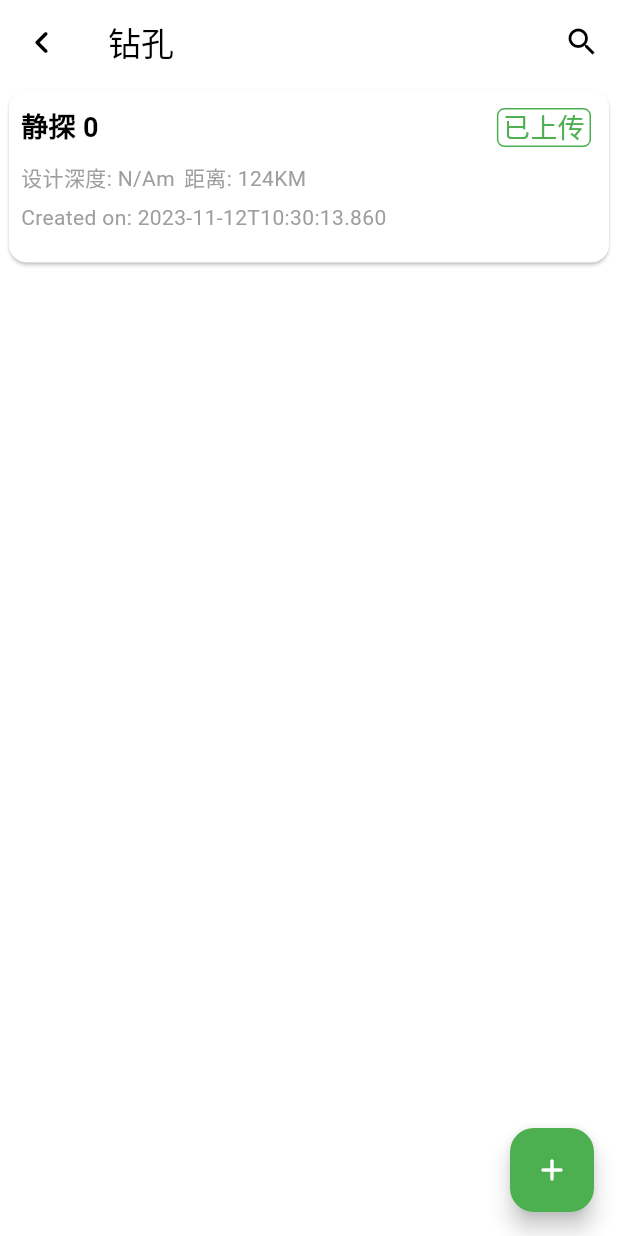
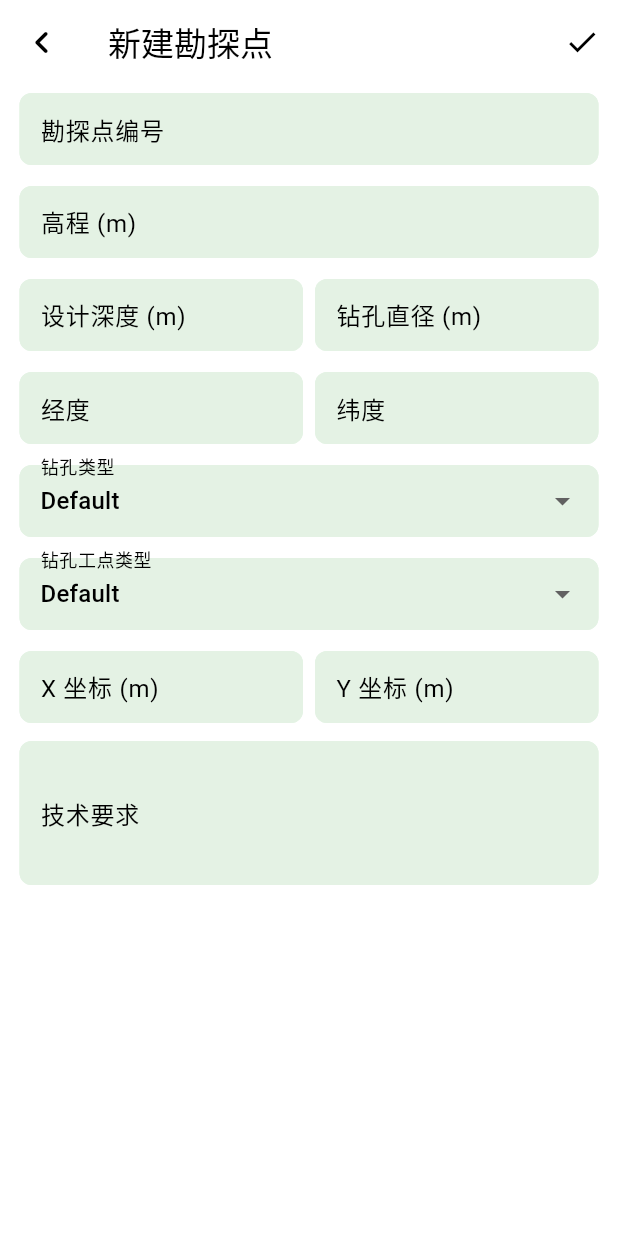
Before and after one commit to RiverTwilight/DrillMate, a Flutter app: the HoleListPage screen opened directly, after a tap on the "add" icon, on a phone screen of 412 x 824 dp. Run offline on Flutter 3.47's test engine with Material 2 defaults, Android fonts, the phone set to English and light mode, and no system bars; drawn by our look-alikes of dynamic_color; our stand-ins replace audioplayers, file_picker, fl_chart, flutter_heatmap_calendar, flutter_local_notifications, flutter_markdown and 16 more; missing offline and left inert: dart:ffi, flutter_inappwebview, in_app_purchase_storekit, share_handler, timeline_list; accounts and stored records are empty; generated files the repository leaves out were written again.

Commit message:
feat: new hole page

```diff
--- a/lib/pages/hole_detail_page.dart
+++ b/lib/pages/hole_detail_page.dart
@@ -10,7 +10,6 @@ import 'package:hgeology_app/widget/custom_bottomsheet.dart';
 import 'package:hgeology_app/widget/custom_dropdown_button.dart';
 import 'package:hgeology_app/widget/settings_section.dart';
 import 'package:hgeology_app/widget/tip_text.dart';
-import 'package:uuid/uuid.dart';
 import 'package:flutter_riverpod/flutter_riverpod.dart';
 import 'package:hgeology_app/models/bookmark.dart';
 import 'package:hgeology_app/models/video.dart';
--- a/lib/pages/hole_list_page.dart
+++ b/lib/pages/hole_list_page.dart
@@ -1,6 +1,7 @@
 import 'package:flutter/material.dart';
 import 'package:flutter_riverpod/flutter_riverpod.dart';
 import 'package:hgeology_app/models/hole.dart';
+import 'package:hgeology_app/pages/new_hole_page.dart';
 import 'package:hgeology_app/pages/search_page.dart';
 import 'package:hgeology_app/services/project_service.dart';
 import 'package:hgeology_app/widget/hole_item.dart';
@@ -89,7 +90,12 @@ class _HoleListPageState extends ConsumerState<HoleListPage> {
       floatingActionButton: FloatingActionButton(
         child: const Icon(Icons.add_rounded),
         onPressed: () {
-          // Navigate to add new hole page or perform another action
+          Navigator.push(
+            context,
+            MaterialPageRoute(
+              builder: (context) => const NewHolePage(),
+            ),
+          );
         },
       ),
     );
--- /dev/null
+++ b/lib/pages/new_hole_page.dart
@@ -0,0 +1,234 @@
+import 'package:flutter/material.dart';
+import 'package:flutter/rendering.dart';
+import 'package:share_handler/share_handler.dart';
+import 'package:hgeology_app/constants.dart';
+import 'package:hgeology_app/models/video.dart';
+import 'package:hgeology_app/pages/home_page.dart';
+import 'package:flutter_riverpod/flutter_riverpod.dart';
+import 'package:hgeology_app/pages/store/store_page.dart';
+import 'package:hgeology_app/provider/data_provider.dart';
+import 'package:hgeology_app/provider/media_provider.dart';
+import 'package:file_picker/file_picker.dart';
+import 'package:hgeology_app/provider/settings_provider.dart';
+import 'package:hgeology_app/services/media_controller.dart';
+import 'package:hgeology_app/utils/link_generator.dart';
+import 'package:hgeology_app/utils/url_checker.dart';
+import 'package:hgeology_app/widget/card_base.dart';
+import 'package:hgeology_app/widget/custom_bottomsheet.dart';
+import 'package:hgeology_app/widget/tip_text.dart';
+import 'package:hgeology_app/provider.dart';
+import 'package:path/path.dart' as p;
+import 'package:path_provider/path_provider.dart';
+import 'package:hgeology_app/widget/leading_back_button.dart';
+import 'package:hgeology_app/gen/strings.g.dart';
+import 'package:http/http.dart' as http;
+
+// Here is the form page to create a project. Here is the project model.
+// Please generate the form in Column widget based on this.
+class NewHolePage extends ConsumerStatefulWidget {
+  final SharedMedia? sharePayload;
+  const NewHolePage({Key? key, this.sharePayload}) : super(key: key);
+
+  @override
+  ConsumerState<NewHolePage> createState() => _NewHolePageState();
+}
+
+class _NewHolePageState extends ConsumerState<NewHolePage> {
+  bool _isProcessing = false;
+  String? _errorText;
+  final GlobalKey<FormState> _formKey = GlobalKey<FormState>();
+  String holeSerialNumber = '';
+  double? height;
+  double? depth;
+  double? radius;
+  double? xPosition;
+  double? yPosition;
+  String? technicalRequirements;
+  String holeType = 'Default';
+  String holePointType = 'Default';
+
+  @override
+  void initState() {
+    super.initState();
+  }
+
+  void _showSuccessSnackbar() async {
+    ScaffoldMessenger.of(context).showSnackBar(
+      SnackBar(
+        content: Text(
+          t.newMediaPage.finishImport,
+          style: const TextStyle(fontSize: 16),
+        ),
+        duration: const Duration(seconds: 2),
+        behavior: SnackBarBehavior.floating,
+        shape: RoundedRectangleBorder(
+          borderRadius: BorderRadius.circular(12),
+        ),
+        action: SnackBarAction(
+          label: t.general.view,
+          onPressed: () {
+            Navigator.push(
+              context,
+              MaterialPageRoute(
+                builder: (context) => const HomePage(),
+              ),
+            );
+          },
+        ),
+      ),
+    );
+  }
+
+  void _showErrorSnackbar() async {
+    ScaffoldMessenger.of(context).showSnackBar(
+      SnackBar(
+        content: Text(
+          t.newMediaPage.importError,
+          style: const TextStyle(fontSize: 16),
+        ),
+        duration: const Duration(seconds: 2),
+        behavior: SnackBarBehavior.floating,
+        shape: RoundedRectangleBorder(
+          borderRadius: BorderRadius.circular(12),
+        ),
+      ),
+    );
+  }
+
+  void handleFinishImport() async {
+    if (context.mounted) {
+      _showSuccessSnackbar();
+    }
+  }
+
+  @override
+  Widget build(BuildContext context) {
+    return DefaultTabController(
+      length: 2, // Number of tabs
+      child: Scaffold(
+        resizeToAvoidBottomInset: true,
+        appBar: AppBar(
+          leading: const LeadingBackButton(),
+          title: Text("新建勘探点"),
+          elevation: 0.0,
+          backgroundColor: Theme.of(context).canvasColor,
+          actions: [
+            IconButton(
+                onPressed: () {
+                  if (_formKey.currentState!.validate()) {
+                    _formKey.currentState!.save();
+                    // Handle form submission
+                  }
+                },
+                icon: Icon(Icons.check))
+          ],
+        ),
+        body: Padding(
+          padding: const EdgeInsets.symmetric(horizontal: 13.0, vertical: 6),
+          child: Form(
+            key: _formKey,
+            child: ListView(
+              children: [
+                TextFormField(
+                  decoration: InputDecoration(labelText: '勘探点编号'),
+                  validator: (value) {
+                    if (value == null || value.isEmpty) {
+                      return 'Please enter hole serial number';
+                    }
+                    return null;
+                  },
+                  onSaved: (value) => holeSerialNumber = value!,
+                ),
+                const SizedBox(height: 14),
+                _buildNumberField(
+                    '高程 (m)', (value) => height = double.tryParse(value ?? '')),
+                const SizedBox(height: 14),
+                Row(
+                  children: [
+                    Expanded(
+                        child: _buildNumberField('设计深度 (m)',
+                            (value) => depth = double.tryParse(value ?? ''))),
+                    const SizedBox(width: 8),
+                    Expanded(
+                        child: _buildNumberField('钻孔直径 (m)',
+                            (value) => radius = double.tryParse(value ?? ''))),
+                  ],
+                ),
+                const SizedBox(height: 14),
+                Row(
+                  children: [
+                    Expanded(
+                        child: _buildNumberField('经度',
+                            (value) => depth = double.tryParse(value ?? ''))),
+                    const SizedBox(width: 8),
+                    Expanded(
+                        child: _buildNumberField('纬度',
+                            (value) => radius = double.tryParse(value ?? ''))),
+                  ],
+                ),
+                const SizedBox(height: 14),
+                DropdownButtonFormField<String>(
+                  value: holeType,
+                  onChanged: (newValue) => setState(() => holeType = newValue!),
+                  items: <String>['Default', 'Type 1', 'Type 2']
+                      .map<DropdownMenuItem<String>>((String value) {
+                    return DropdownMenuItem<String>(
+                      value: value,
+                      child: Text(value),
+                    );
+                  }).toList(),
+                  decoration: InputDecoration(labelText: '钻孔类型'),
+                ),
+                const SizedBox(height: 14),
+                DropdownButtonFormField<String>(
+                  value: holePointType,
+                  onChanged: (newValue) =>
+                      setState(() => holePointType = newValue!),
+                  items: <String>['Default', 'Point 1', 'Point 2']
+                      .map<DropdownMenuItem<String>>((String value) {
+                    return DropdownMenuItem<String>(
+                      value: value,
+                      child: Text(value),
+                    );
+                  }).toList(),
+                  decoration: InputDecoration(labelText: '钻孔工点类型'),
+                ),
+                const SizedBox(height: 14),
+                Row(
+                  children: [
+                    Expanded(
+                        child: _buildNumberField(
+                            'X 坐标 (m)',
+                            (value) =>
+                                xPosition = double.tryParse(value ?? ''))),
+                    const SizedBox(width: 8),
+                    Expanded(
+                        child: _buildNumberField(
+                            'Y 坐标 (m)',
+                            (value) =>
+                                yPosition = double.tryParse(value ?? ''))),
+                  ],
+                ),
+                const SizedBox(height: 12),
+                TextFormField(
+                  decoration: InputDecoration(labelText: '技术要求'),
+                  keyboardType: TextInputType.multiline,
+                  maxLines: 4,
+                  onSaved: (value) => technicalRequirements = value,
+                ),
+              ],
+            ),
+          ),
+        ),
+      ),
+    );
+  }
+
+  Widget _buildNumberField(String label, Function(String?) onSave) {
+    return TextFormField(
+      decoration: InputDecoration(labelText: label),
+      keyboardType: TextInputType.number,
+      onSaved: onSave,
+    );
+  }
+}
```
Also changed, not shown: 3 other files.
